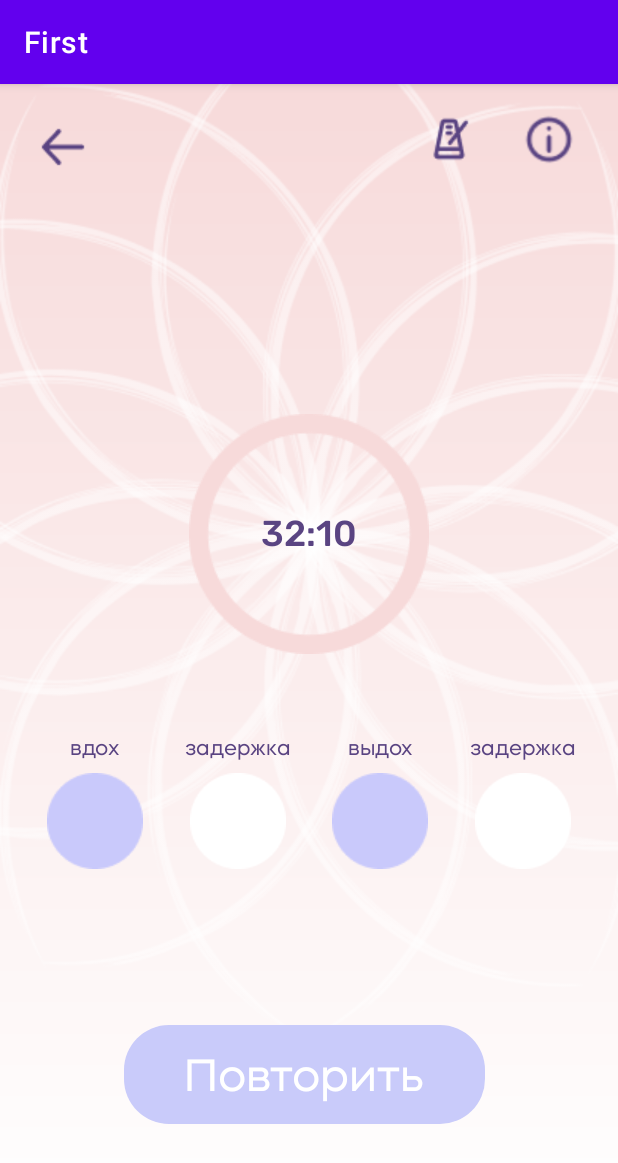
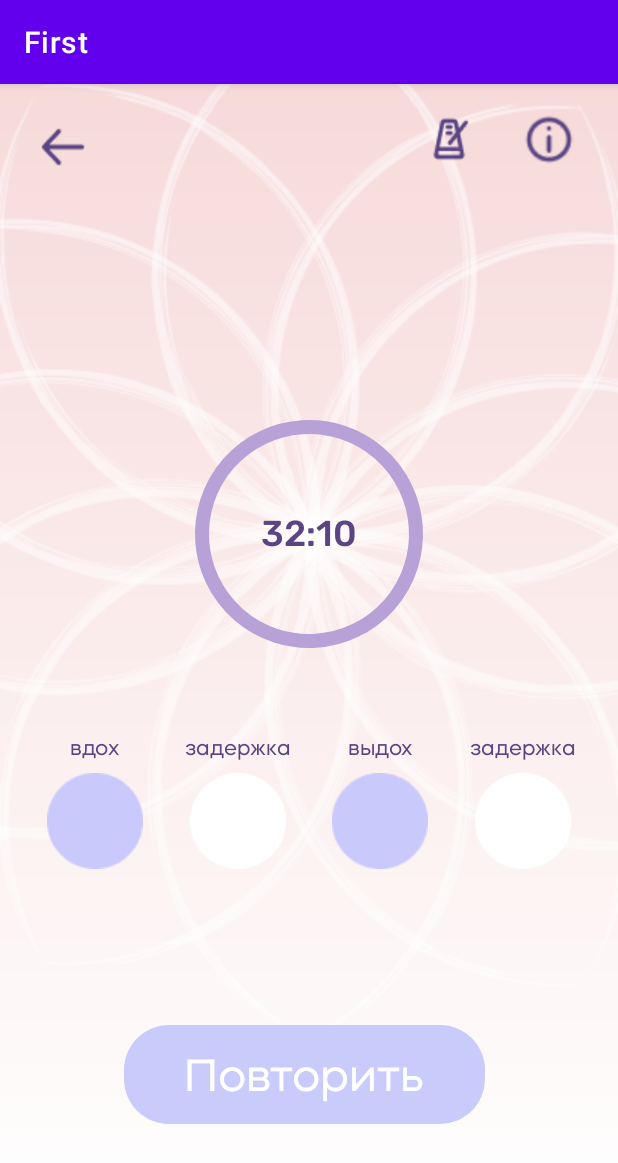
Before and after one commit to RinaZavr/BreathTimer, an Android app: the screen it shows after launch (MainActivity), after a tap on "Дышать", on a phone screen of 412 x 824 dp. Shown: the top 1163 px of the screen. Run offline under Robolectric (Android 15) with nearby library versions, the phone set to English and light mode, and no system bars; our stand-ins replace Dagger/Hilt's generated code, RxJava; network calls fail.

Commit message:
a few moments later

```diff
--- a/app/src/main/java/com/katrin/first/repeatScreen/view/RepeatFragment.kt
+++ b/app/src/main/java/com/katrin/first/repeatScreen/view/RepeatFragment.kt
@@ -10,6 +10,7 @@ import android.widget.ImageView
 import android.widget.TextView
 import androidx.fragment.app.Fragment
 import androidx.navigation.fragment.findNavController
+import com.google.android.material.progressindicator.CircularProgressIndicator
 import com.katrin.first.R
 import com.katrin.first.model.BreathSession
 import com.katrin.first.model.RepeatFragmentState
@@ -25,6 +26,7 @@ class RepeatFragment : Fragment() {
     @Inject
     lateinit var viewModel: IRepeatViewModel
     private val subs = CompositeDisposable()
+    private var progressbar: CircularProgressIndicator? = null
 
     override fun onCreateView(
         inflater: LayoutInflater,
@@ -37,6 +39,9 @@ class RepeatFragment : Fragment() {
     override fun onViewCreated(view: View, savedInstanceState: Bundle?) {
         super.onViewCreated(view, savedInstanceState)
         val params = arguments?.getSerializable("params") as BreathSession
+        progressbar = view.findViewById(R.id.repeat_progressbar)
+        progressbar?.max = params.time
+        progressbar?.progress = 0
 
         view.findViewById<Button>(R.id.repeat_button_back).setOnClickListener {
             findNavController().popBackStack()
@@ -82,5 +87,7 @@ class RepeatFragment : Fragment() {
         textSecondBreath?.text = state.secondBreath.toString()
         textFirstDelay?.text = state.firstDelay.toString()
         textSecondDelay?.text = state.secondDelay.toString()
+
+        progressbar?.progress = state.time
     }
 }
--- a/app/src/main/java/com/katrin/first/repeatScreen/viewModel/RepeatViewModel.kt
+++ b/app/src/main/java/com/katrin/first/repeatScreen/viewModel/RepeatViewModel.kt
@@ -17,6 +17,10 @@ class RepeatViewModel @Inject constructor(
     private var timer: CountDownTimer? = null
     override var state = PublishSubject.create<RepeatFragmentState>()
     private var copyParams = BreathSession()
+
+    init {
+        currentState = currentState.copy(metronomValue = rep.getMetronom())
+    }
 
     override fun startSession(parameters: BreathSession) {
         sessionParameter = parameters
@@ -86,5 +90,6 @@ class RepeatViewModel @Inject constructor(
             false -> currentState = currentState.copy(metronomValue = true)
         }
         state.onNext(currentState)
+        rep.saveMetronom(currentState.metronomValue)
     }
 }
--- a/app/src/main/res/layout/fragment_repeat.xml
+++ b/app/src/main/res/layout/fragment_repeat.xml
@@ -22,6 +22,7 @@
         android:layout_width="wrap_content"
         android:layout_height="wrap_content"
         android:layout_marginTop="@dimen/timer_top"
+        android:visibility="invisible"
         app:layout_constraintDimensionRatio="H, 1:1"
         app:layout_constraintEnd_toEndOf="parent"
         app:layout_constraintStart_toStartOf="parent"
@@ -98,6 +99,22 @@
         android:visibility="visible"
         app:layout_constraintEnd_toStartOf="@+id/repeat_button_info"
         app:layout_constraintTop_toTopOf="@+id/repeat_floure_bg" />
+
+    <com.google.android.material.progressindicator.CircularProgressIndicator
+        android:id="@+id/repeat_progressbar"
+        android:layout_width="0dp"
+        android:layout_height="0dp"
+        android:indeterminate="false"
+        app:indicatorColor="@color/repeat_progressbar_inactive"
+        app:indicatorDirectionCircular="counterclockwise"
+        app:indicatorSize="152dp"
+        app:layout_constraintBottom_toBottomOf="@+id/repeat_icon_timer"
+        app:layout_constraintEnd_toEndOf="@+id/repeat_icon_timer"
+        app:layout_constraintStart_toStartOf="@+id/repeat_icon_timer"
+        app:layout_constraintTop_toTopOf="@+id/repeat_icon_timer"
+        app:trackColor="@color/home_button_breath_bg"
+        app:trackCornerRadius="40dp"
+        app:trackThickness="9dp" />
 
     <TextView
         android:id="@+id/repeat_text_timer"
--- a/app/src/main/res/values/colors.xml
+++ b/app/src/main/res/values/colors.xml
@@ -9,4 +9,5 @@
     <color name="white">#FFFFFFFF</color>
     <color name="home_button_breath_bg">#B7A1D7</color>
     <color name="repeat_button_repeat_bg">#C9CBFA</color>
+    <color name="repeat_progressbar_inactive">#F7DADA</color>
 </resources>
```
